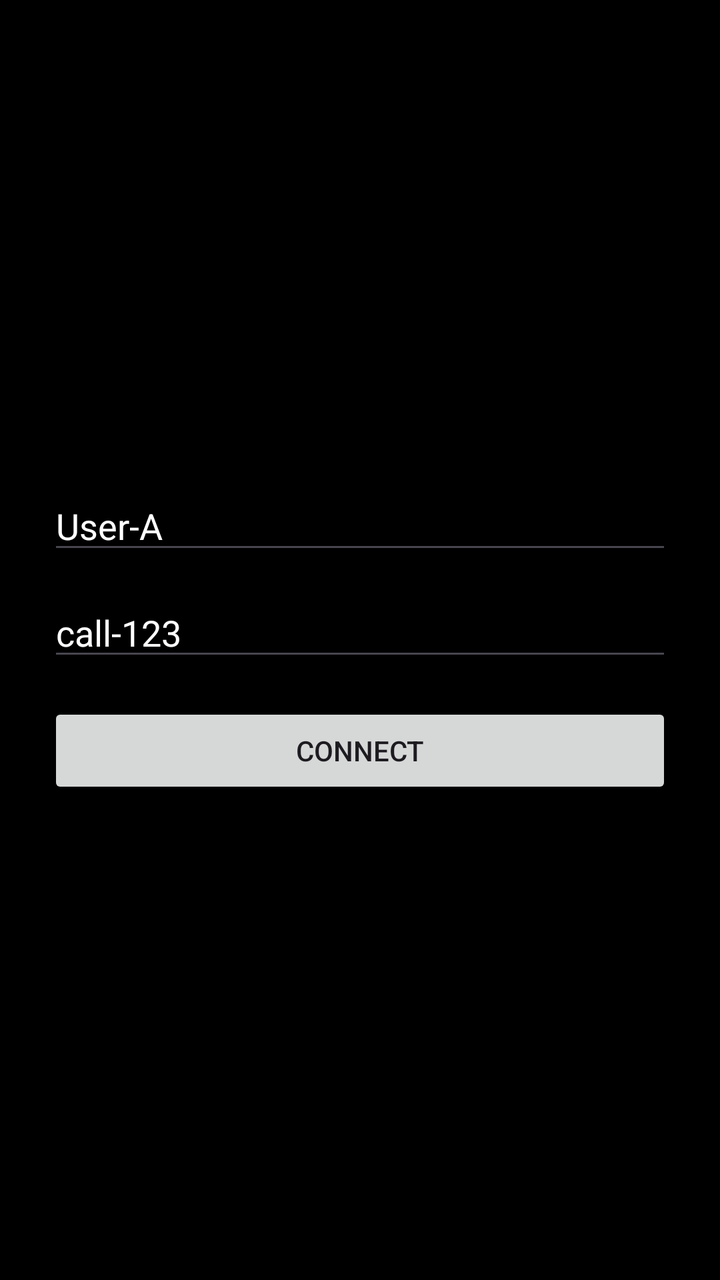
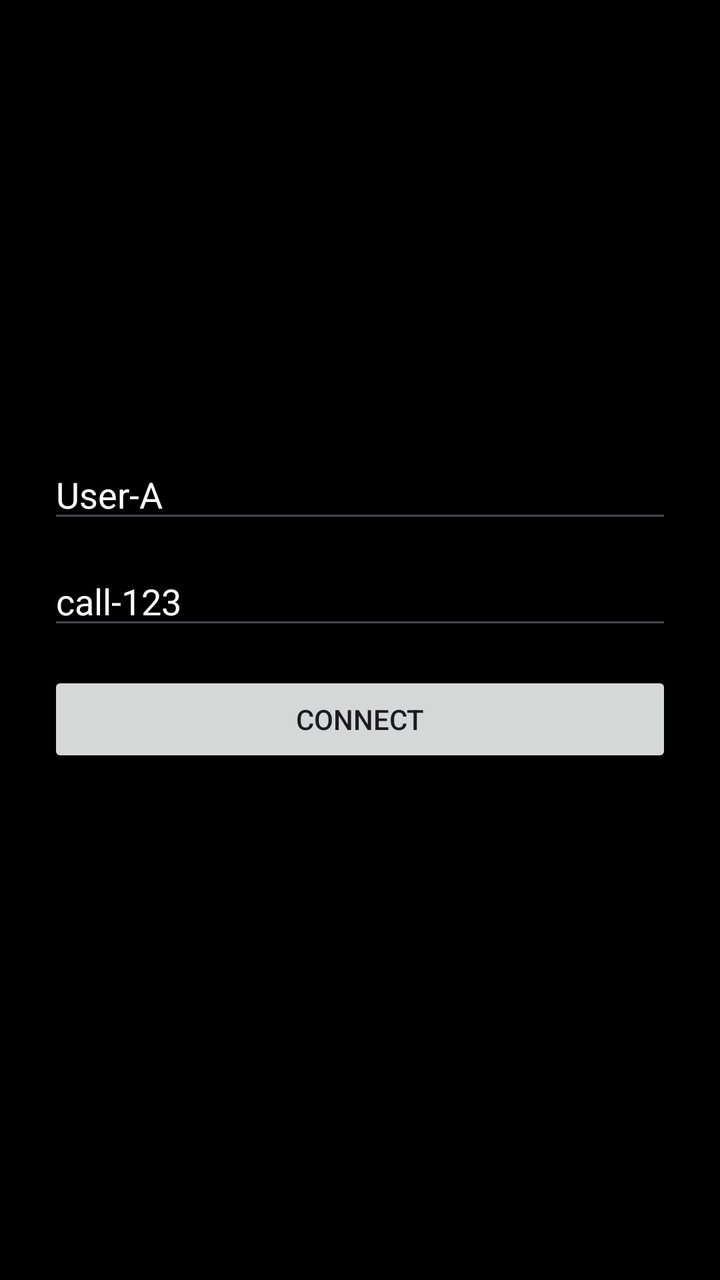

Two renders of the same Android screen: before a commit and after it. Below are the layout's source before the change and the commit's diff.
<!-- AndroidManifest.xml: application theme Theme.CameraPipelineTest -->
<!-- res/layout/activity_start_call.xml -->
<?xml version="1.0" encoding="utf-8"?>
<FrameLayout xmlns:android="http://schemas.android.com/apk/res/android"
    android:layout_width="match_parent"
    android:layout_height="match_parent"
    android:background="#000000">

    <LinearLayout
        android:id="@+id/startCallForm"
        android:layout_width="match_parent"
        android:layout_height="wrap_content"
        android:layout_gravity="center"
        android:orientation="vertical"
        android:padding="24dp">

        <EditText
            android:id="@+id/startCallUserId"
            android:layout_width="match_parent"
            android:layout_height="wrap_content"
            android:hint="UserId"
            android:inputType="text"
            android:text="User-A"
            android:textColor="#FFFFFFFF"
            android:textColorHint="#99FFFFFF" />

        <EditText
            android:id="@+id/startCallCallId"
            android:layout_width="match_parent"
            android:layout_height="wrap_content"
            android:layout_marginTop="12dp"
            android:hint="Call-Id"
            android:inputType="text"
            android:text="call-123"
            android:textColor="#FFFFFFFF"
            android:textColorHint="#99FFFFFF" />

        <Button
            android:id="@+id/connectCall"
            android:layout_width="match_parent"
            android:layout_height="wrap_content"
            android:layout_marginTop="16dp"
            android:text="Connect" />
    </LinearLayout>

    <FrameLayout
        android:id="@+id/startCallCameraContainer"
        android:layout_width="match_parent"
        android:layout_height="match_parent"
        android:visibility="gone">

        <SurfaceView
            android:id="@+id/vulkanSurface"
            android:layout_width="match_parent"
            android:layout_height="match_parent" />

        <SurfaceView
            android:id="@+id/floatingVulkanSurface"
            android:layout_width="144dp"
            android:layout_height="192dp"
            android:layout_gravity="top|end"
            android:layout_marginTop="132dp"
            android:layout_marginEnd="12dp" />

        <LinearLayout
            android:layout_width="match_parent"
            android:layout_height="wrap_content"
            android:layout_gravity="top"
            android:orientation="vertical"
            android:padding="12dp">

            <TextView
                android:id="@+id/cameraStatus"
                android:layout_width="match_parent"
                android:layout_height="wrap_content"
                android:background="#80000000"
                android:fontFamily="monospace"
                android:padding="8dp"
                android:text="Call camera starting..."
                android:textColor="#FFFFFFFF"
                android:textIsSelectable="true" />

            <Button
                android:id="@+id/flipCamera"
                android:layout_width="match_parent"
                android:layout_height="wrap_content"
                android:layout_marginTop="8dp"
                android:text="Flip Camera" />

            <Button
                android:id="@+id/saveFilteredFrame"
                android:layout_width="match_parent"
                android:layout_height="wrap_content"
                android:layout_marginTop="8dp"
                android:text="Save Filtered YUV Ring" />
        </LinearLayout>
    </FrameLayout>
</FrameLayout>
<!-- resources referenced by this layout -->
<resources>
  <style name="Theme.CameraPipelineTest" parent="Base.Theme.CameraPipelineTest" />
  <style name="Base.Theme.CameraPipelineTest" parent="Theme.Material3.DayNight.NoActionBar">
          
          
      </style>
</resources>

<!-- the commit's change to res/layout/activity_start_call.xml (unified diff, before → after) -->
@@ -39,6 +39,15 @@
             android:layout_height="wrap_content"
             android:layout_marginTop="16dp"
             android:text="Connect" />
+
+        <TextView
+            android:id="@+id/callConnectionStatus"
+            android:layout_width="match_parent"
+            android:layout_height="wrap_content"
+            android:layout_marginTop="12dp"
+            android:text=""
+            android:textColor="#FFFFFFFF"
+            android:textSize="14sp" />
     </LinearLayout>
 
     <FrameLayout
@@ -91,6 +100,25 @@
                 android:layout_height="wrap_content"
                 android:layout_marginTop="8dp"
                 android:text="Save Filtered YUV Ring" />
+
+            <TextView
+                android:id="@+id/callTimerText"
+                android:layout_width="match_parent"
+                android:layout_height="wrap_content"
+                android:layout_marginTop="8dp"
+                android:background="#80000000"
+                android:fontFamily="monospace"
+                android:gravity="center"
+                android:padding="8dp"
+                android:text="00:00"
+                android:textColor="#FFFFFFFF" />
+
+            <Button
+                android:id="@+id/disconnectCall"
+                android:layout_width="match_parent"
+                android:layout_height="wrap_content"
+                android:layout_marginTop="8dp"
+                android:text="Disconnect" />
         </LinearLayout>
     </FrameLayout>
 </FrameLayout>
